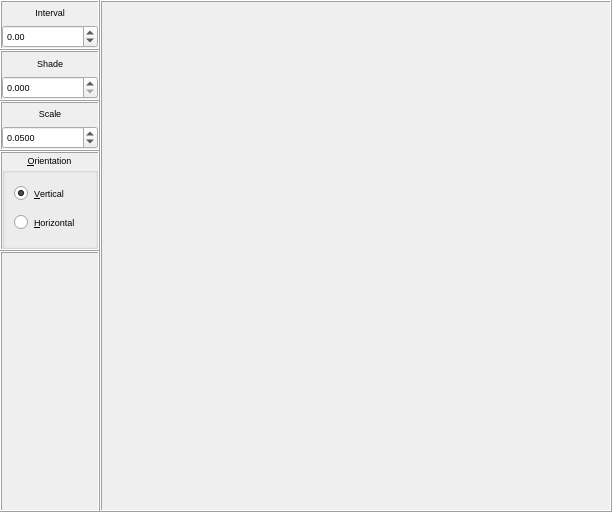
First picture: the form in sources/interface/ControlDialog.ui, repository linuxmao-org/Frontieres, before the edit.
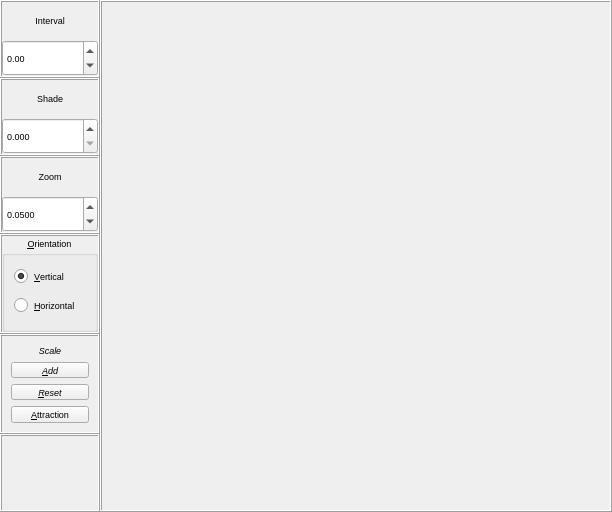
Second picture: the form after the edit.

Patch:
```diff
--- a/sources/interface/ControlDialog.ui
+++ b/sources/interface/ControlDialog.ui
@@ -445,7 +445,7 @@
                <enum>QFrame::Raised</enum>
               </property>
               <property name="text">
-               <string>Scale</string>
+               <string>Zoom</string>
               </property>
               <property name="alignment">
                <set>Qt::AlignCenter</set>
@@ -590,15 +590,99 @@
         <property name="minimumSize">
          <size>
           <width>100</width>
-          <height>261</height>
+          <height>100</height>
          </size>
         </property>
         <property name="maximumSize">
          <size>
           <width>100</width>
-          <height>261</height>
+          <height>100</height>
          </size>
         </property>
+        <property name="frameShape">
+         <enum>QFrame::Box</enum>
+        </property>
+        <property name="frameShadow">
+         <enum>QFrame::Raised</enum>
+        </property>
+        <layout class="QVBoxLayout" name="verticalLayout_5">
+         <item>
+          <widget class="QLabel" name="label">
+           <property name="font">
+            <font>
+             <pointsize>7</pointsize>
+             <italic>true</italic>
+            </font>
+           </property>
+           <property name="text">
+            <string>Scale</string>
+           </property>
+           <property name="alignment">
+            <set>Qt::AlignCenter</set>
+           </property>
+          </widget>
+         </item>
+         <item>
+          <widget class="QPushButton" name="pushButton_add">
+           <property name="font">
+            <font>
+             <pointsize>7</pointsize>
+             <italic>true</italic>
+            </font>
+           </property>
+           <property name="focusPolicy">
+            <enum>Qt::NoFocus</enum>
+           </property>
+           <property name="text">
+            <string>&amp;Add</string>
+           </property>
+          </widget>
+         </item>
+         <item>
+          <widget class="QPushButton" name="pushButton_reset">
+           <property name="font">
+            <font>
+             <pointsize>7</pointsize>
+             <italic>true</italic>
+            </font>
+           </property>
+           <property name="focusPolicy">
+            <enum>Qt::NoFocus</enum>
+           </property>
+           <property name="text">
+            <string>&amp;Reset</string>
+           </property>
+           <property name="default">
+            <bool>false</bool>
+           </property>
+           <property name="flat">
+            <bool>false</bool>
+           </property>
+          </widget>
+         </item>
+         <item>
+          <widget class="QPushButton" name="pushButton_attraction">
+           <property name="font">
+            <font>
+             <pointsize>7</pointsize>
+            </font>
+           </property>
+           <property name="focusPolicy">
+            <enum>Qt::NoFocus</enum>
+           </property>
+           <property name="text">
+            <string>&amp;Attraction</string>
+           </property>
+           <property name="checkable">
+            <bool>true</bool>
+           </property>
+          </widget>
+         </item>
+        </layout>
+       </widget>
+      </item>
+      <item>
+       <widget class="QFrame" name="frame_4">
         <property name="frameShape">
          <enum>QFrame::Box</enum>
         </property>
```
Left out of the diff: 8 changed lines with no effect on the pictures.
